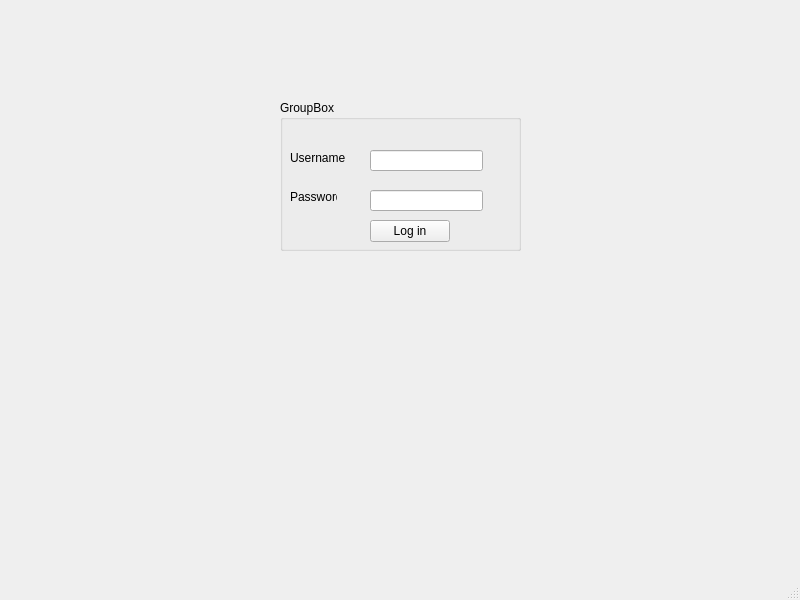
The window that loginwindow.ui (Feqzz/qTracker-Client) describes before a commit, drawn with Qt 5.
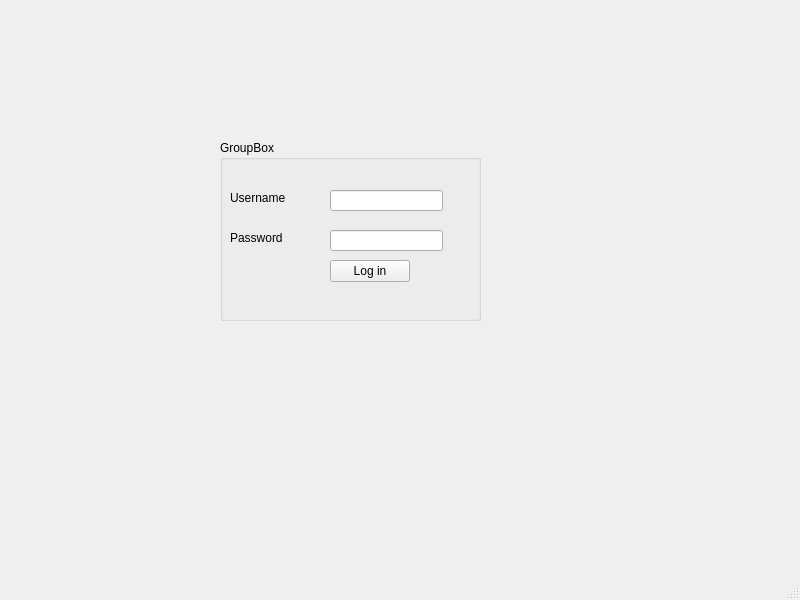
The same window after the commit.

```diff
--- a/loginwindow.ui
+++ b/loginwindow.ui
@@ -17,10 +17,10 @@
    <widget class="QGroupBox" name="groupBox">
     <property name="geometry">
      <rect>
-      <x>280</x>
-      <y>100</y>
-      <width>241</width>
-      <height>151</height>
+      <x>220</x>
+      <y>140</y>
+      <width>261</width>
+      <height>181</height>
      </rect>
     </property>
     <property name="title">
@@ -31,7 +31,7 @@
       <rect>
        <x>10</x>
        <y>50</y>
-       <width>61</width>
+       <width>91</width>
        <height>16</height>
       </rect>
      </property>
@@ -44,8 +44,8 @@
       <rect>
        <x>10</x>
        <y>90</y>
-       <width>47</width>
-       <height>14</height>
+       <width>91</width>
+       <height>16</height>
       </rect>
      </property>
      <property name="text">
@@ -55,7 +55,7 @@
     <widget class="QLineEdit" name="lineEdit">
      <property name="geometry">
       <rect>
-       <x>90</x>
+       <x>110</x>
        <y>50</y>
        <width>113</width>
        <height>21</height>
@@ -65,7 +65,7 @@
     <widget class="QLineEdit" name="lineEdit_2">
      <property name="geometry">
       <rect>
-       <x>90</x>
+       <x>110</x>
        <y>90</y>
        <width>113</width>
        <height>21</height>
@@ -78,7 +78,7 @@
     <widget class="QPushButton" name="pushButton">
      <property name="geometry">
       <rect>
-       <x>90</x>
+       <x>110</x>
        <y>120</y>
        <width>80</width>
        <height>22</height>
```
Left out of the diff: 2 changed lines with no effect on the pictures.
